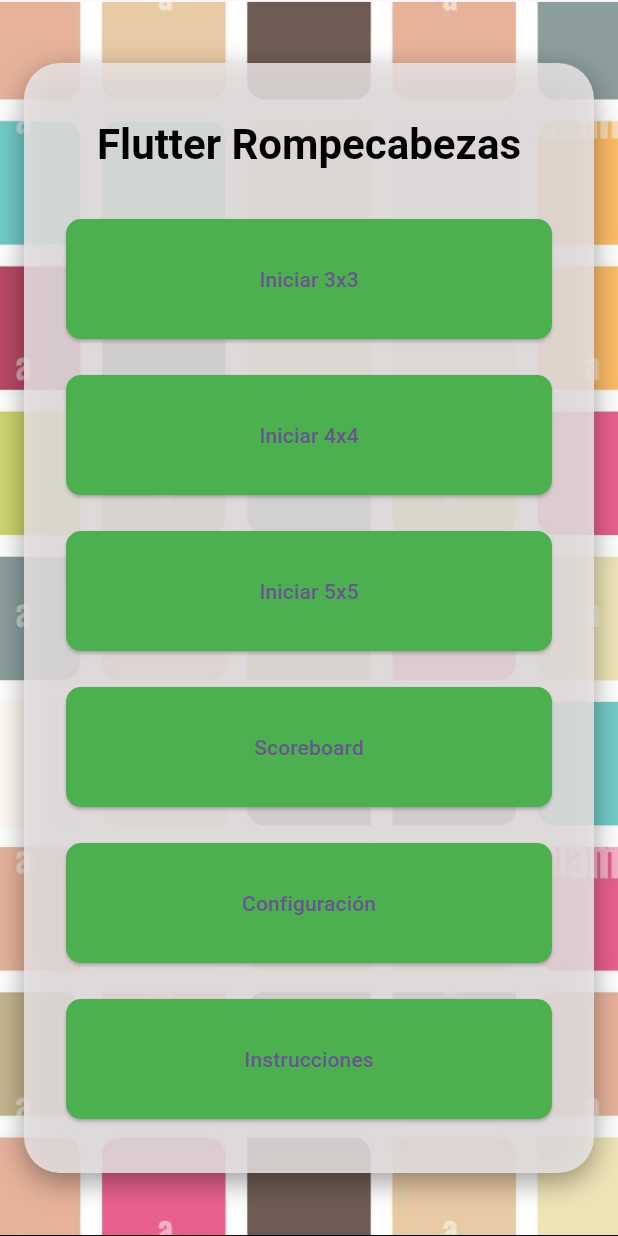
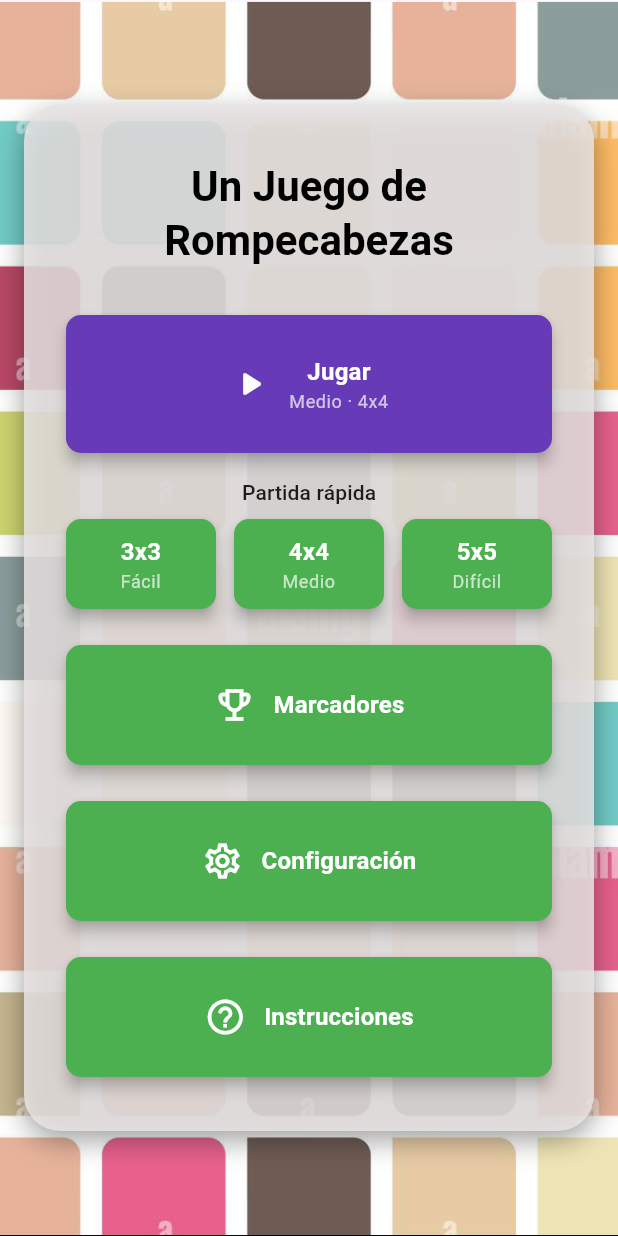
Before and after one commit to as-jpg-quqjue/FlutterPuzzleProject, a Flutter app: the screen it shows after launch, on a phone screen of 412 x 824 dp. Run offline on Flutter 3.47's test engine with Material 3 defaults, Android fonts, the light colour scheme and no system bars; our stand-ins replace shared_preferences.

Commit message:
Menú: botón Jugar con la dificultad guardada y preferencias aplicadas al juego
Corrige que el estilo de piezas elegido en Configuración no se aplicaba: ahora el menú pasa al juego el estilo, las animaciones y el límite de tiempo guardados. Nuevo botón "Jugar" que usa la dificultad por defecto, partida rápida 3x3/4x4/5x5 y botones con animación de entrada y al presionarlos (MenuButton). Se limpian comentarios de práctica, el widget MatrixGrid que ya no se usaba y withOpacity (obsoleto). Pruebas del menú actualizadas.

```diff
--- a/flutter_puzzle/lib/main.dart
+++ b/flutter_puzzle/lib/main.dart
@@ -7,6 +7,7 @@ import 'screens/instructions_screen.dart';
 import 'screens/settings_screen.dart';
 import 'screens/splash_screen.dart';
 import 'services/settings_repository.dart';
+import 'widgets/menu_button.dart';
 
 /// Notificador global del tema actual de la app.
 final ValueNotifier<ThemeMode> themeNotifier = ValueNotifier(ThemeMode.system);
@@ -31,7 +32,8 @@ class MyApp extends StatelessWidget {
       valueListenable: themeNotifier,
       builder: (context, currentThemeMode, _) {
         return MaterialApp(
-          title: 'Juego de Rompecabezas 3x3',
+          title: '15-Puzzle Flutter',
+          debugShowCheckedModeBanner: false,
 
           // 1. Configuración de Tema Claro
           theme: ThemeData(
@@ -61,6 +63,7 @@ class MyApp extends StatelessWidget {
   }
 }
 
+/// Menú principal.
 class MyHomePage extends StatefulWidget {
   const MyHomePage({super.key, required this.title});
 
@@ -71,24 +74,51 @@ class MyHomePage extends StatefulWidget {
 }
 
 class _MyHomePageState extends State<MyHomePage> {
-  /// Abre la pantalla de juego con la dificultad elegida.
-  void _startGame(Difficulty difficulty) {
-    Navigator.of(context).push(
+  final SettingsRepository _settingsRepo = SettingsRepository();
+
+  // Preferencias guardadas: se muestran en el botón "Jugar" y se pasan al
+  // juego. Se recargan al volver de Configuración.
+  GameSettings _settings = const GameSettings();
+
+  @override
+  void initState() {
+    super.initState();
+    _loadSettings();
+  }
+
+  Future<void> _loadSettings() async {
+    final settings = await _settingsRepo.loadGameSettings();
+    if (!mounted) return;
+    setState(() => _settings = settings);
+  }
+
+  /// Abre la pantalla de juego con las preferencias guardadas. Si no se
+  /// indica [difficulty], usa la dificultad guardada en Configuración.
+  Future<void> _startGame([Difficulty? difficulty]) async {
+    final settings = await _settingsRepo.loadGameSettings();
+    if (!mounted) return;
+    await Navigator.of(context).push(
       MaterialPageRoute<void>(
-        builder: (context) => GameScreen(difficulty: difficulty),
+        builder: (context) => GameScreen(
+          difficulty: difficulty ?? settings.difficulty,
+          tileStyle: settings.tileStyle,
+          animationsEnabled: settings.animationsEnabled,
+          timeLimitEnabled: settings.timeLimitEnabled,
+        ),
       ),
     );
   }
-  /// Abre la pantalla de configuración.
-  void _openSettings() {
-    Navigator.of(context).push(
+
+  /// Abre la configuración y, al volver, recarga las preferencias.
+  Future<void> _openSettings() async {
+    await Navigator.of(context).push(
       MaterialPageRoute<void>(
         builder: (context) => const SettingsScreen(),
       ),
     );
+    await _loadSettings();
   }
 
-  /// Abre la pantalla de marcadores / high scores.
   void _openHighScores() {
     Navigator.of(context).push(
       MaterialPageRoute<void>(
@@ -97,7 +127,6 @@ class _MyHomePageState extends State<MyHomePage> {
     );
   }
 
-  /// Abre la pantalla de instrucciones.
   void _openInstructions() {
     Navigator.of(context).push(
       MaterialPageRoute<void>(
@@ -108,6 +137,9 @@ class _MyHomePageState extends State<MyHomePage> {
 
   @override
   Widget build(BuildContext context) {
+    final animate = _settings.animationsEnabled;
+    final difficulty = _settings.difficulty;
+
     return Scaffold(
       body: Container(
         width: double.infinity,
@@ -125,7 +157,10 @@ class _MyHomePageState extends State<MyHomePage> {
               constraints: const BoxConstraints(maxWidth: 580),
               padding: const EdgeInsets.symmetric(horizontal: 28, vertical: 36),
               decoration: BoxDecoration(
-                color: const Color.fromARGB(255, 233, 228, 228).withOpacity(0.85), // Bloque gris semi-oscuro similar al SplashScreen
+                // Bloque claro semitransparente para que el menú se lea
+                // sobre la imagen de fondo.
+                color: const Color.fromARGB(255, 233, 228, 228)
+                    .withValues(alpha: 0.85),
                 borderRadius: BorderRadius.circular(24),
                 boxShadow: const [
                   BoxShadow(
@@ -137,11 +172,9 @@ class _MyHomePageState extends State<MyHomePage> {
               ),
               child: Column(
                 mainAxisSize: MainAxisSize.min,
-                mainAxisAlignment: MainAxisAlignment.center,
                 children: [
-                  // Título del menú principal
                   Text(
-                    'Flutter Rompecabezas',
+                    widget.title,
                     style: Theme.of(context).textTheme.headlineMedium?.copyWith(
                           color: Colors.black,
                           fontWeight: FontWeight.bold,
@@ -149,114 +182,63 @@ class _MyHomePageState extends State<MyHomePage> {
                     textAlign: TextAlign.center,
                   ),
                   const SizedBox(height: 32),
-                  SizedBox(
-                    height: 80,
-                    width: double.infinity,
-
-                    child: ElevatedButton(
-                      onPressed: () => _startGame(Difficulty.easy),
-                      //SE DEFINE UNA VARIABLE EN MYHOMEPAGESTATE Y LA PUEDES CAMBIAR MEDIANTE SETSTATE
-                      style: ElevatedButton.styleFrom(
-                        backgroundColor: Colors.green,
-                        shape: const RoundedRectangleBorder(
-                          borderRadius: BorderRadius.all(Radius.circular(10)),
+                  MenuButton(
+                    label: 'Jugar',
+                    subtitle: '${difficulty.label} · ${difficulty.gridLabel}',
+                    icon: Icons.play_arrow_rounded,
+                    color: Colors.deepPurple,
+                    height: 92,
+                    animate: animate,
+                    onPressed: () => _startGame(),
+                  ),
+                  const SizedBox(height: 16),
+                  Text(
+                    'Partida rápida',
+                    style: Theme.of(context).textTheme.labelLarge?.copyWith(
+                          color: Colors.black87,
                         ),
-                      ), //ASI SE CAMBIA EL COLOR
-                      child: const Text(
-                        'Iniciar 3x3',
-                      ), //ASI SE DEFINE EL HIJO DEL OBJETO, SIEMPRE SE PONE AL FINAL
-                    ),
                   ),
-                  const SizedBox(height: 24), //Estos son espacios en blanco entre los botones para que no esten pegados
-                  SizedBox(
-                    height: 80,
-                    width: double.infinity,
-
-                    child: ElevatedButton(
-                      onPressed: () => _startGame(Difficulty.medium),
-                      //SE DEFINE UNA VARIABLE EN MYHOMEPAGESTATE Y LA PUEDES CAMBIAR MEDIANTE SETSTATE
-                      style: ElevatedButton.styleFrom(
-                        backgroundColor: Colors.green,
-                        shape: const RoundedRectangleBorder(
-                          borderRadius: BorderRadius.all(Radius.circular(10)),
+                  const SizedBox(height: 8),
+                  Row(
+                    children: [
+                      for (final d in Difficulty.values) ...[
+                        if (d != Difficulty.values.first) const SizedBox(width: 12),
+                        Expanded(
+                          child: MenuButton(
+                            label: d.gridLabel,
+                            subtitle: d.label,
+                            height: 60,
+                            index: 1,
+                            animate: animate,
+                            onPressed: () => _startGame(d),
+                          ),
                         ),
-                      ), //ASI SE CAMBIA EL COLOR
-                      child: const Text(
-                        'Iniciar 4x4',
-                      ), //ASI SE DEFINE EL HIJO DEL OBJETO, SIEMPRE SE PONE AL FINAL
-                    ),
+                      ],
+                    ],
                   ),
                   const SizedBox(height: 24),
-                  SizedBox(
-                    height: 80,
-                    width: double.infinity,
-
-                    child: ElevatedButton(
-                      onPressed: () => _startGame(Difficulty.hard),
-                      //SE DEFINE UNA VARIABLE EN MYHOMEPAGESTATE Y LA PUEDES CAMBIAR MEDIANTE SETSTATE
-                      style: ElevatedButton.styleFrom(
-                        backgroundColor: Colors.green,
-                        shape: const RoundedRectangleBorder(
-                          borderRadius: BorderRadius.all(Radius.circular(10)),
-                        ),
-                      ), //ASI SE CAMBIA EL COLOR
-                      child: const Text(
-                        'Iniciar 5x5',
-                      ), //ASI SE DEFINE EL HIJO DEL OBJETO, SIEMPRE SE PONE AL FINAL
-                    ),
+                  MenuButton(
+                    label: 'Marcadores',
+                    icon: Icons.emoji_events_outlined,
+                    index: 2,
+                    animate: animate,
+                    onPressed: _openHighScores,
                   ),
                   const SizedBox(height: 24),
-                  SizedBox(
-                    height: 80,
-                    width: double.infinity,
-
-                    child: ElevatedButton(
-                      onPressed: _openHighScores,
-                      //SE DEFINE UNA VARIABLE EN MYHOMEPAGESTATE Y LA PUEDES CAMBIAR MEDIANTE SETSTATE
-                      style: ElevatedButton.styleFrom(
-                        backgroundColor: Colors.green,
-                        shape: const RoundedRectangleBorder(
-                          borderRadius: BorderRadius.all(Radius.circular(10)),
-                        ),
-                      ), //ASI SE CAMBIA EL COLOR
-                      child: const Text(
-                        'Scoreboard',
-                      ), //ASI SE DEFINE EL HIJO DEL OBJETO, SIEMPRE SE PONE AL FINAL
-                    ),
+                  MenuButton(
+                    label: 'Configuración',
+                    icon: Icons.settings_outlined,
+                    index: 3,
+                    animate: animate,
+                    onPressed: _openSettings,
                   ),
                   const SizedBox(height: 24),
-                  SizedBox(
-                    height: 80,
-                    width: double.infinity,
-                    child: ElevatedButton(
-                      onPressed: _openSettings, // <--- Cambiado para abrir SettingsScreen
-                      style: ElevatedButton.styleFrom(
-                        backgroundColor: Colors.green,
-                        shape: const RoundedRectangleBorder(
-                          borderRadius: BorderRadius.all(Radius.circular(10)),
-                        ),
-                      ),
-                      child: const Text('Configuración'),
-                    ),
-                  ),
-                  const SizedBox(height: 24),
-                  SizedBox(
-                    height: 80,
-                    width: double.infinity,
-
-                    child: ElevatedButton(
-                      onPressed: _openInstructions,
-                      //SE DEFINE UNA VARIABLE EN MYHOMEPAGESTATE Y LA PUEDES CAMBIAR MEDIANTE SETSTATE
-                      style: ElevatedButton.styleFrom(
-                        backgroundColor: Colors.green,
-                        shape: const RoundedRectangleBorder(
-                          borderRadius: BorderRadius.all(Radius.circular(10)),
-                        ),
-                      ), //ASI SE CAMBIA EL COLOR
-                      child: const Text(
-                        'Instrucciones',
-                      ), //ASI SE DEFINE EL HIJO DEL OBJETO, SIEMPRE SE PONE AL FINAL
-                    ),
+                  MenuButton(
+                    label: 'Instrucciones',
+                    icon: Icons.help_outline_rounded,
+                    index: 4,
+                    animate: animate,
+                    onPressed: _openInstructions,
                   ),
                 ],
               ),
@@ -267,45 +249,3 @@ class _MyHomePageState extends State<MyHomePage> {
     );
   }
 }
-
-// Custom Matrix Grid Widget
-class MatrixGrid extends StatelessWidget {
-  final List<List<int>> matrix;
-
-  const MatrixGrid({super.key, required this.matrix});
-
-  @override
-  Widget build(BuildContext context) {
-    final rows = matrix.length;
-    final cols = matrix[0].length;
-
-    return GridView.builder(
-      physics: const NeverScrollableScrollPhysics(),
-      gridDelegate: SliverGridDelegateWithFixedCrossAxisCount(
-        crossAxisCount: cols,
-        crossAxisSpacing: 8,
-        mainAxisSpacing: 8,
-      ),
-      itemCount: rows * cols,
-      itemBuilder: (context, index) {
-        final row = index ~/ cols;
-        final col = index % cols;
-
-        return Container(
-          alignment: Alignment.center,
-          decoration: BoxDecoration(
-            color: Colors.deepPurple.shade100,
-            borderRadius: BorderRadius.circular(8),
-          ),
-          child: Text(
-            '${matrix[row][col]}',
-            style: TextStyle(
-              fontWeight: FontWeight.bold,
-              color: Colors.deepPurple.shade900,
-            ),
-          ),
-        );
-      },
-    );
-  }
-}
--- /dev/null
+++ b/flutter_puzzle/lib/widgets/menu_button.dart
@@ -0,0 +1,125 @@
+import 'package:flutter/material.dart';
+
+/// Botón grande del menú principal.
+///
+/// Aparece con una animación de entrada (escalonada según [index]) y se
+/// achica un poco mientras se mantiene presionado.
+class MenuButton extends StatefulWidget {
+  const MenuButton({
+    super.key,
+    required this.label,
+    required this.onPressed,
+    this.icon,
+    this.subtitle,
+    this.color = Colors.green,
+    this.height = 80,
+    this.index = 0,
+    this.animate = true,
+  });
+
+  final String label;
+  final VoidCallback onPressed;
+  final IconData? icon;
+
+  /// Texto pequeño debajo de la etiqueta (por ejemplo, la dificultad).
+  final String? subtitle;
+  final Color color;
+  final double height;
+
+  /// Posición en el menú; los botones de más abajo aparecen un poco después.
+  final int index;
+  final bool animate;
+
+  @override
+  State<MenuButton> createState() => _MenuButtonState();
+}
+
+class _MenuButtonState extends State<MenuButton> {
+  bool _pressed = false;
+
+  void _setPressed(bool value) {
+    if (_pressed != value) setState(() => _pressed = value);
+  }
+
+  @override
+  Widget build(BuildContext context) {
+    final textTheme = Theme.of(context).textTheme;
+    final subtitle = widget.subtitle;
+
+    final content = Row(
+      mainAxisAlignment: MainAxisAlignment.center,
+      children: [
+        if (widget.icon != null) ...[
+          Icon(widget.icon, size: 28),
+          const SizedBox(width: 12),
+        ],
+        Flexible(
+          child: Column(
+            mainAxisSize: MainAxisSize.min,
+            children: [
+              Text(
+                widget.label,
+                textAlign: TextAlign.center,
+                style: textTheme.titleMedium?.copyWith(
+                  color: Colors.white,
+                  fontWeight: FontWeight.bold,
+                ),
+              ),
+              if (subtitle != null)
+                Text(
+                  subtitle,
+                  textAlign: TextAlign.center,
+                  style: textTheme.bodySmall?.copyWith(color: Colors.white70),
+                ),
+            ],
+          ),
+        ),
+      ],
+    );
+
+    final button = Listener(
+      onPointerDown: (_) => _setPressed(true),
+      onPointerUp: (_) => _setPressed(false),
+      onPointerCancel: (_) => _setPressed(false),
+      child: AnimatedScale(
+        scale: _pressed ? 0.95 : 1,
+        duration: const Duration(milliseconds: 120),
+        curve: Curves.easeOut,
+        child: SizedBox(
+          height: widget.height,
+          width: double.infinity,
+          child: ElevatedButton(
+            onPressed: widget.onPressed,
+            style: ElevatedButton.styleFrom(
+              backgroundColor: widget.color,
+              foregroundColor: Colors.white,
+              elevation: _pressed ? 1 : 4,
+              padding: const EdgeInsets.symmetric(horizontal: 12),
+              shape: const RoundedRectangleBorder(
+                borderRadius: BorderRadius.all(Radius.circular(10)),
+              ),
+            ),
+            child: content,
+          ),
+        ),
+      ),
+    );
+
+    if (!widget.animate) return button;
+
+    // Entrada: aparece desde abajo, uno tras otro.
+    return TweenAnimationBuilder<double>(
+      tween: Tween(begin: 0, end: 1),
+      duration: Duration(milliseconds: 350 + widget.index * 90),
+      curve: Curves.easeOutCubic,
+      builder: (context, value, child) => Opacity(
+        opacity: value,
+        child: Transform.translate(
+          offset: Offset(0, (1 - value) * 24),
+          child: child,
+        ),
+      ),
+      child: button,
+    );
+  }
+}
```
Also changed, not shown: 1 other file.
